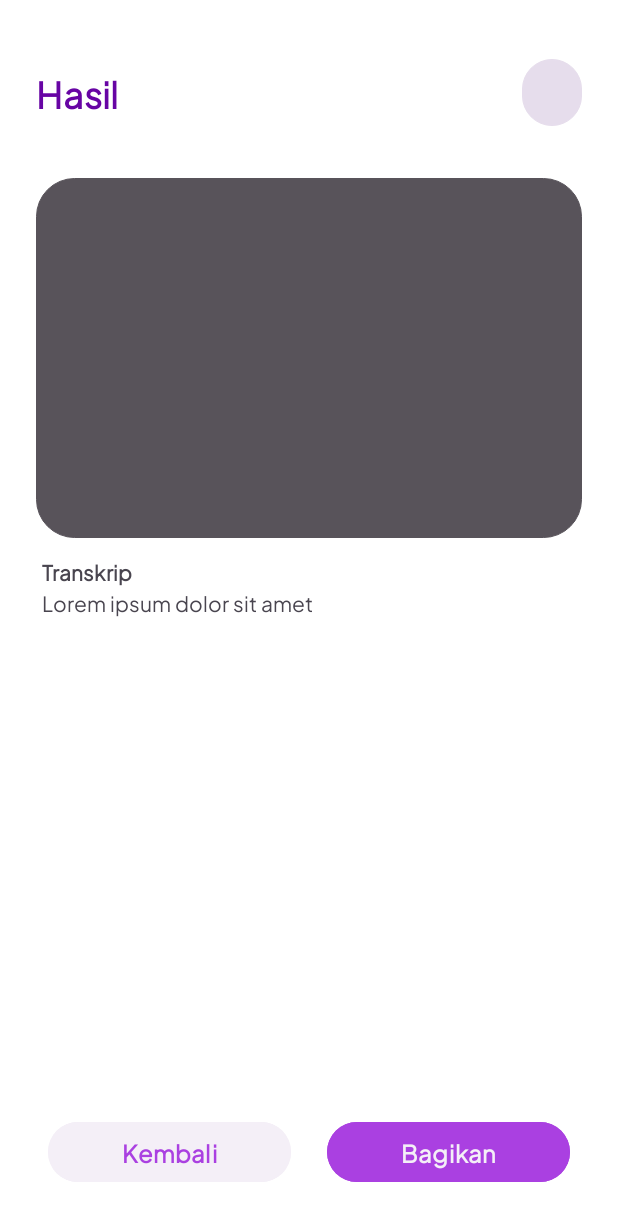
After one commit to pastiin-aja/pastiin-aja-md, an Android app: the ResultActivity screen opened directly, with no data from a screen before it, on a phone screen of 412 x 824 dp. The commit adds this screen. Shown: the top 1221 px of the screen. Run offline under Robolectric (Android 15) with nearby library versions, the phone set to English and light mode, and no system bars; network calls fail.

Commit message:
feat: result layout

```diff
--- a/app/src/main/AndroidManifest.xml
+++ b/app/src/main/AndroidManifest.xml
@@ -20,6 +20,12 @@
         android:supportsRtl="true"
         android:theme="@style/Theme.PastiinAja"
         tools:targetApi="31">
+        <activity
+            android:name=".ui.result.ResultTextActivity"
+            android:exported="false" />
+        <activity
+            android:name=".ui.result.ResultActivity"
+            android:exported="false" />
         <activity
             android:name=".ui.detail.DetailTextActivity"
             android:exported="false" />
--- a/app/src/main/java/com/bangkit/pastiinaja/ui/ViewModelFactory.kt
+++ b/app/src/main/java/com/bangkit/pastiinaja/ui/ViewModelFactory.kt
@@ -11,6 +11,7 @@ import com.bangkit.pastiinaja.ui.login.LoginViewModel
 import com.bangkit.pastiinaja.ui.main.MainViewModel
 import com.bangkit.pastiinaja.ui.profile.ProfileViewModel
 import com.bangkit.pastiinaja.ui.register.RegisterViewModel
+import com.bangkit.pastiinaja.ui.result.ResultViewModel
 
 class ViewModelFactory(private val repository: UserRepository): ViewModelProvider.NewInstanceFactory() {
     @Suppress("UNCHECKED_CAST")
@@ -34,6 +35,9 @@ class ViewModelFactory(private val repository: UserRepository): ViewModelProvide
             modelClass.isAssignableFrom(DetailViewModel::class.java) -> {
                 DetailViewModel(repository) as T
             }
+            modelClass.isAssignableFrom(ResultViewModel::class.java) -> {
+                ResultViewModel(repository) as T
+            }
             else -> throw IllegalArgumentException("Unknown ViewModel class: " + modelClass.name)
         }
     }
--- /dev/null
+++ b/app/src/main/java/com/bangkit/pastiinaja/ui/result/ResultActivity.kt
@@ -0,0 +1,12 @@
+package com.bangkit.pastiinaja.ui.result
+
+import androidx.appcompat.app.AppCompatActivity
+import android.os.Bundle
+import com.bangkit.pastiinaja.R
+
+class ResultActivity : AppCompatActivity() {
+    override fun onCreate(savedInstanceState: Bundle?) {
+        super.onCreate(savedInstanceState)
+        setContentView(R.layout.activity_result)
+    }
+}
--- /dev/null
+++ b/app/src/main/res/layout/activity_result.xml
@@ -0,0 +1,118 @@
+<?xml version="1.0" encoding="utf-8"?>
+<androidx.constraintlayout.widget.ConstraintLayout
+    xmlns:android="http://schemas.android.com/apk/res/android"
+    xmlns:app="http://schemas.android.com/apk/res-auto"
+    xmlns:tools="http://schemas.android.com/tools"
+    android:background="@color/white"
+    android:layout_width="match_parent"
+    android:layout_height="match_parent"
+    tools:context=".ui.result.ResultActivity">
+
+    <TextView
+        android:id="@+id/tv_heading"
+        android:layout_width="wrap_content"
+        android:layout_height="wrap_content"
+        android:text="@string/hasil"
+        android:textColor="@color/purple_4"
+        android:textSize="24sp"
+        android:textStyle="bold"
+        android:paddingVertical="20dp"
+        android:layout_margin="24dp"
+        app:layout_constraintStart_toStartOf="parent"
+        app:layout_constraintTop_toTopOf="parent" />
+
+    <TextView
+        android:id="@+id/tv_percentage"
+        android:layout_width="wrap_content"
+        android:layout_height="wrap_content"
+        android:layout_margin="24dp"
+        android:background="@drawable/rounded_card"
+        android:backgroundTint="@color/neutral_2"
+        android:padding="12dp"
+        android:textColor="@color/neutral_5"
+        android:textSize="14sp"
+        android:textStyle="bold"
+        app:layout_constraintBottom_toBottomOf="@+id/tv_heading"
+        app:layout_constraintEnd_toEndOf="parent"
+        app:layout_constraintTop_toTopOf="@+id/tv_heading"
+        tools:text="50%" />
+
+    <ImageView
+        android:id="@+id/iv_preview"
+        android:layout_width="0dp"
+        android:layout_height="240dp"
+        android:layout_marginHorizontal="24dp"
+        android:layout_marginVertical="20dp"
+        app:layout_constraintEnd_toEndOf="parent"
+        app:layout_constraintStart_toStartOf="parent"
+        android:background="@drawable/rounded_card"
+        android:backgroundTint="@color/neutral_4"
+        app:layout_constraintTop_toBottomOf="@+id/tv_heading" />
+
+    <TextView
+        android:id="@+id/tv_subheading"
+        android:layout_width="match_parent"
+        android:layout_height="wrap_content"
+        android:layout_marginHorizontal="28dp"
+        android:textStyle="bold"
+        android:layout_marginVertical="12dp"
+        app:layout_constraintTop_toBottomOf="@id/iv_preview"
+        android:text="@string/transkrip"/>
+
+    <TextView
+        android:id="@+id/tv_transcript"
+        android:layout_width="match_parent"
+        android:layout_height="0dp"
+        android:layout_marginHorizontal="28dp"
+        android:layout_marginBottom="8dp"
+        app:layout_constraintTop_toBottomOf="@id/tv_subheading"
+        app:layout_constraintBottom_toTopOf="@id/linear_layout_button"
+        android:text="Lorem ipsum dolor sit amet"/>
+
+    <LinearLayout
+        android:id="@+id/linear_layout_button"
+        android:layout_width="match_parent"
+        android:layout_height="wrap_content"
+        android:orientation="horizontal"
+        android:layout_margin="32dp"
+        app:layout_constraintBottom_toBottomOf="parent">
+
+        <Button
+            android:id="@+id/button_back"
+            android:layout_width="0dp"
+            android:layout_height="wrap_content"
+            android:layout_weight="1"
+            android:backgroundTint="@color/neutral_1"
+            android:layout_marginEnd="12dp"
+            android:text="@string/kembali"
+            android:textColor="@color/purple_2"
+            android:textSize="16sp"
+            android:textStyle="bold" />
+
+        <Button
+            android:id="@+id/button_share"
+            android:layout_width="0dp"
+            android:layout_height="wrap_content"
+            android:layout_weight="1"
+            android:backgroundTint="@color/purple_2"
+            android:text="@string/bagikan"
+            android:textColor="@color/neutral_1"
+            android:textSize="16sp"
+            android:textStyle="bold"
+            android:layout_marginStart="12dp" />
+
+    </LinearLayout>
+
+    <ProgressBar
+        android:id="@+id/progress_bar"
+        style="?android:attr/progressBarStyle"
+        android:layout_width="wrap_content"
+        android:layout_height="wrap_content"
+        android:visibility="gone"
+        app:layout_constraintBottom_toBottomOf="parent"
+        app:layout_constraintEnd_toEndOf="parent"
+        app:layout_constraintStart_toStartOf="parent"
+        app:layout_constraintTop_toTopOf="parent"
+        tools:visibility="visible" />
+
+</androidx.constraintlayout.widget.ConstraintLayout>
--- a/app/src/main/res/values/strings.xml
+++ b/app/src/main/res/values/strings.xml
@@ -131,5 +131,9 @@ Bisa di scrensot SMS ny kak</item>
     <string name="enter_password">Masukan Password</string>
     <string name="name">Nama</string>
     <string name="enter_username">Masukan Nama</string>
+    <string name="hasil">Hasil</string>
+    <string name="kembali">Kembali</string>
+    <string name="bagikan">Bagikan</string>
+    <string name="transkrip">Transkrip</string>
 
 </resources>
```
Also changed, not shown: app/src/main/java/com/bangkit/pastiinaja/ui/result/ResultTextActivity.kt (added, +12 -0 lines), app/src/main/java/com/bangkit/pastiinaja/ui/result/ResultViewModel.kt (renamed from app/src/main/java/com/bangkit/pastiinaja/ui/detail/DetailViewModel.kt, +8 -9 lines), app/src/main/res/layout/activity_result_text.xml (added, +99 -0 lines).
